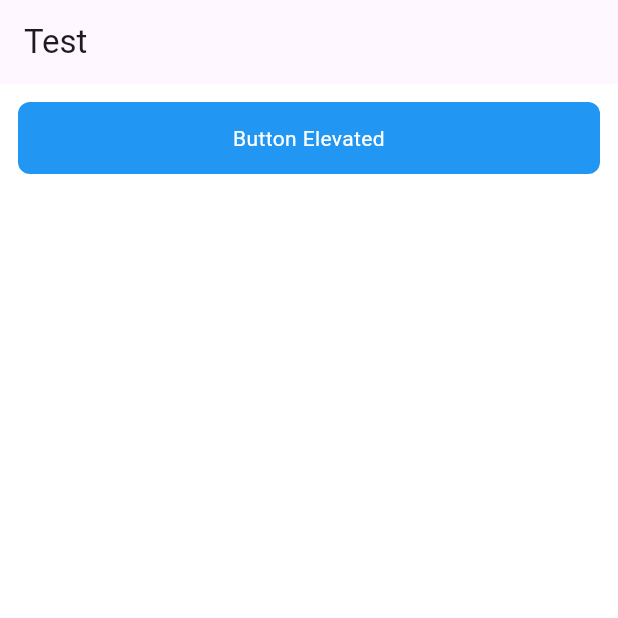
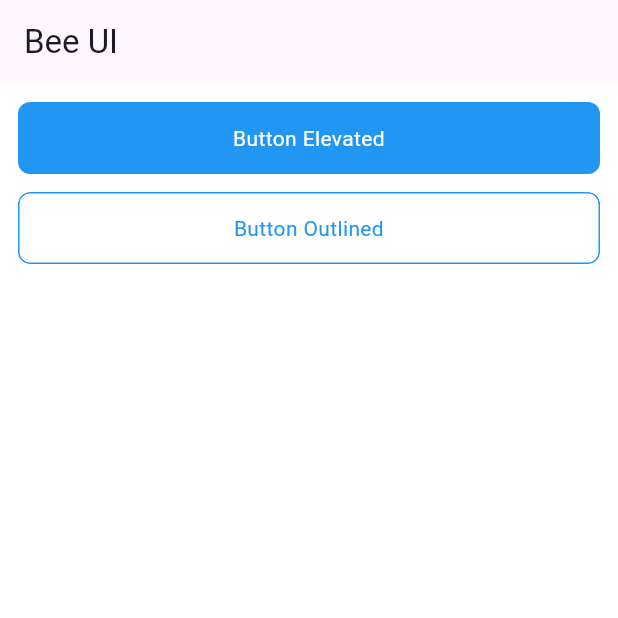
Before and after one commit to mohbasirudin/x_ui, a Flutter app: the screen it shows after launch, on a phone screen of 412 x 824 dp, the top half of it. Run offline on Flutter 3.47's test engine with Material 3 defaults, Android fonts, the phone set to English and light mode, and no system bars.

Commit message:
button outlined

```diff
--- a/example/lib/home.dart
+++ b/example/lib/home.dart
@@ -1,5 +1,6 @@
 import 'package:bee_ui/helper/padding.dart';
 import 'package:bee_ui/view/button/elevated.dart';
+import 'package:bee_ui/view/button/outlined.dart';
 import 'package:flutter/material.dart';
 
 class PageHome extends StatefulWidget {
@@ -15,7 +16,7 @@ class _PageHomeState extends State<PageHome> {
     return Scaffold(
       backgroundColor: Colors.white,
       appBar: AppBar(
-        title: Text("Test"),
+        title: Text("Bee UI"),
       ),
       body: ListView(
         padding: paddingAll(12),
@@ -23,6 +24,12 @@ class _PageHomeState extends State<PageHome> {
           BeeButtonElevated(
             "Button Elevated",
             onTap: () {},
+            padding: paddingBottom(),
+          ),
+          BeeButtonOutlined(
+            "Button Outlined",
+            onTap: () {},
+            padding: paddingBottom(),
           ),
         ],
       ),
--- a/lib/extension/widget.dart
+++ b/lib/extension/widget.dart
@@ -27,6 +27,10 @@ extension ExtWidget on Widget {
         ),
       ),
     );
+  }
+
+  Center center() {
+    return Center(child: this);
   }
 
   // radius
--- /dev/null
+++ b/lib/view/button/outlined.dart
@@ -0,0 +1,65 @@
+import 'package:bee_ui/extension/widget.dart';
+import 'package:bee_ui/helper/helper.dart';
+import 'package:bee_ui/helper/radius.dart';
+import 'package:bee_ui/view/text/text.dart';
+import 'package:flutter/material.dart';
+
+class BeeButtonOutlined extends StatefulWidget {
+  final String text;
+  final Function() onTap;
+  final EdgeInsets? padding;
+  final double? radius;
+  final Color? color;
+  final bool enabled;
+  final Color? disabledColor;
+
+  const BeeButtonOutlined(
+    this.text, {
+    required this.onTap,
+    this.padding,
+    this.radius,
+    this.color,
+    this.enabled = true,
+    this.disabledColor,
+    super.key,
+  });
+
+  @override
+  State<BeeButtonOutlined> createState() => _BeeButtonOutlinedState();
+}
+
+class _BeeButtonOutlinedState extends State<BeeButtonOutlined> {
+  final _helper = Helper();
+
+  @override
+  Widget build(BuildContext context) {
+    var enabled = widget.enabled;
+    var height = _helper.getButtonHeight();
+    var enabledColor = widget.color ?? _helper.getPrimaryColor();
+    var disabledColor = widget.disabledColor ?? _helper.getDisabledColor();
+    var color = enabled ? enabledColor : disabledColor;
+
+    return Container(
+      width: double.infinity,
+      height: height,
+      decoration: BoxDecoration(
+        color: Colors.white,
+        borderRadius: radiusAll(),
+        border: Border.all(
+          color: color,
+        ),
+      ),
+      child: BeeText(
+        widget.text,
+        textAlign: TextAlign.center,
+        color: color,
+      ).center(),
+    )
+        .onTapAnimation(
+          enabled ? widget.onTap : null,
+          height: height,
+        )
+        .radiusAll(widget.radius)
+        .padding(widget.padding);
+  }
+}
```
Also changed, not shown: lib/helper/padding.dart (+16 -14 lines), lib/helper/radius.dart (+15 -13 lines).
